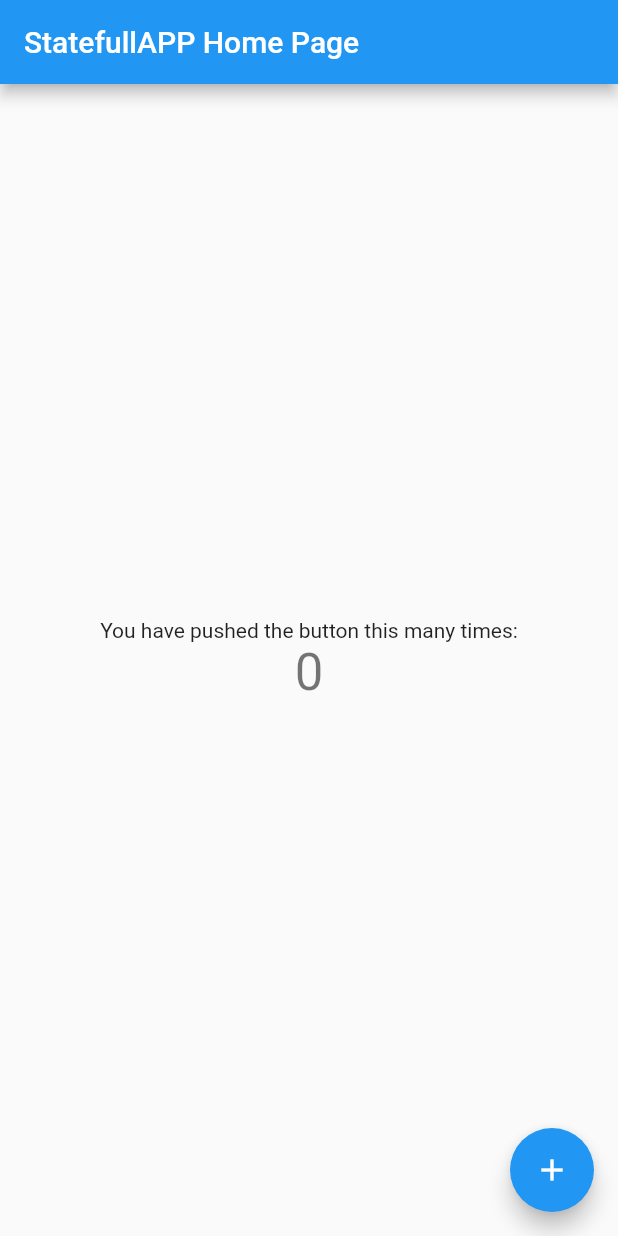
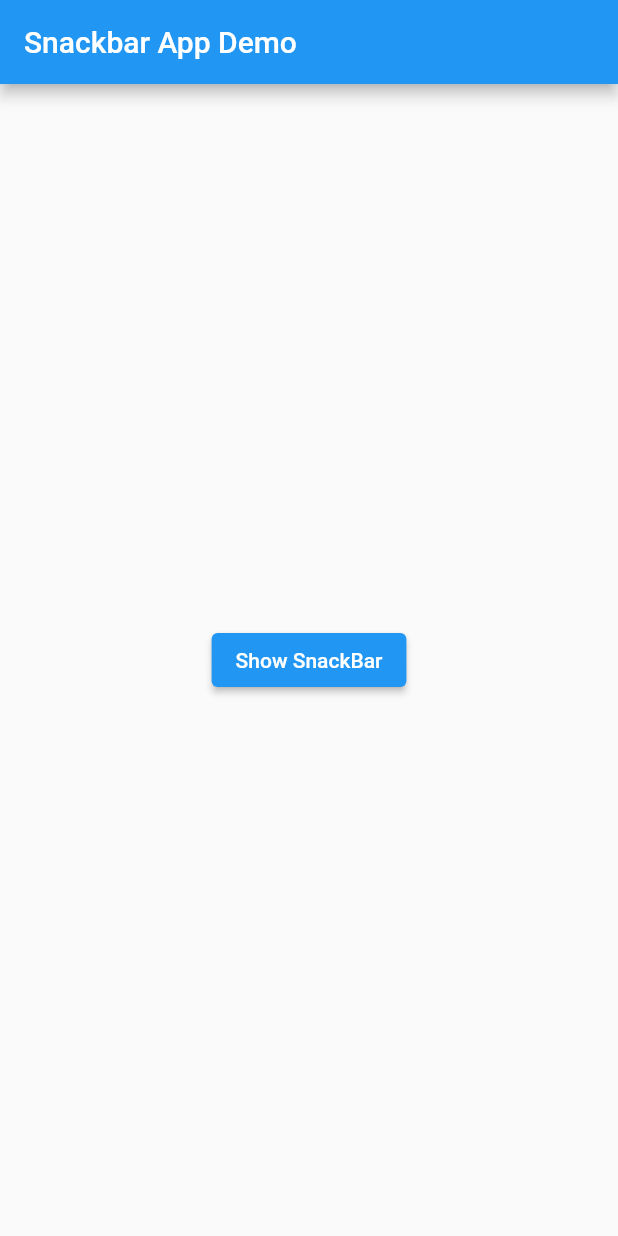
Before and after one commit to Mateo-Sanchez14/curso-flutter, a Flutter app: the screen it shows after launch, on a phone screen of 412 x 824 dp. Run offline on Flutter 3.47's test engine with Material 2 defaults, Android fonts, the phone set to English and light mode, and no system bars.

Commit message:
snackbar

```diff
--- a/lib/BLoC.txt
+++ /dev/null
@@ -1,27 +0,0 @@
-//Block pattern for state management in flutter using Streams
-
-/*
-BLoC (Business Logic Component) is a design pattern in Flutter that separates
-the business logic of an app from the user interface. It uses streams to communicate
-between the UI and the business logic, allowing for a clean separation of concerns
-and easier code maintenance. BLoC can be used in conjunction with the Provider
-package to manage the state of an app.
-
-The BLoC pattern is based on the principles of the unidirectional data flow architecture
-, which means that data flows in only one direction, from the source of truth (e.g. a repository)
-to the UI. The BLoC pattern uses streams to handle the flow of data and to react to user actions.
-
-In a Flutter app using the BLoC pattern, the UI listens to streams of data and events,
-and the BLoC responds to user actions by adding new data or events to the streams.
-The streams are managed by StreamControllers, which are part of the dart:async package.
-
-The UI can update its state based on the data that it receives from the streams and the BLoC
-can update the state of the app's data by adding new data to the streams.
-
-It's a good practice to use the Provider package to manage the state of the BLoC and make
-it available to the entire app. It's also a good practice to keep the BLoC as simple as possible,
-with minimal or no direct reference to the UI.
-
-Overall, BLoC pattern is a great way to manage state and handle user interactions in a Flutter app
- and it makes the code more maintainable and testable.
-*/
--- a/lib/control_contador.dart
+++ /dev/null
@@ -1,17 +0,0 @@
-import 'dart:async';
-
-class ControlContador {
-  final _streamController = StreamController<int>();
-
-  int _contador = 0;
-
-  Sink<int> get sink => _streamController.sink;
-  Stream<int> get stream => _streamController.stream;
-
-  void incrementar() {
-    _contador++;
-    sink.add(_contador);
-  }
-
-  dispose() => _streamController.close();
-}
--- a/lib/main.dart
+++ b/lib/main.dart
@@ -1,5 +1,4 @@
 import 'package:flutter/material.dart';
-import 'package:widgets_testing/control_contador.dart';
 
 void main() => runApp(const MyApp());
 
@@ -9,63 +8,49 @@ class MyApp extends StatelessWidget {
   @override
   Widget build(BuildContext context) {
     return MaterialApp(
-      title: 'StatefullAPP',
+      title: 'SnackApp',
       theme: ThemeData(
         primarySwatch: Colors.blue,
       ),
-      home: const MyHomePage(title: 'StatefullAPP Home Page'),
+      home: const MyHomePage(title: 'Snackbar App Demo'),
     );
   }
 }
 
 class MyHomePage extends StatefulWidget {
-  const MyHomePage({Key? key, required this.title}) : super(key: key);
+  const MyHomePage({super.key, required this.title});
 
-  final String title;
+  final String? title;
 
   @override
-  State createState() => _MyHomePageState();
+  State<MyHomePage> createState() => _MyHomePageState();
 }
 
 class _MyHomePageState extends State<MyHomePage> {
-  final ControlContador _controlContador = ControlContador();
-
   @override
   Widget build(BuildContext context) {
-    return StreamBuilder(
-        stream: _controlContador.stream,
-        initialData: 0,
-        builder: (context, snapshot) {
+    final _snackBar = SnackBar(
+      content: const Text('Yay! A SnackBar!'),
+      duration: const Duration(seconds: 5),
+      action: SnackBarAction(
+        label: 'Cerrar',
+        onPressed: () {
+          ScaffoldMessenger.of(context).hideCurrentSnackBar();
+        },
+      ),
+    );
     return Scaffold(
       appBar: AppBar(
-              title: Text(widget.title),
+        title: Text(widget.title!),
       ),
       body: Center(
-              child: Column(
-                mainAxisAlignment: MainAxisAlignment.center,
-                children: <Widget>[
-                  const Text(
-                    'You have pushed the button this many times:',
-                  ),
-                  Text(
-                    '${snapshot.data}',
-                    style: Theme.of(context).textTheme.headline4,
-                  ),
-                ],
+        child: ElevatedButton(
+          child: const Text('Show SnackBar'),
+          onPressed: () {
+            ScaffoldMessenger.of(context).showSnackBar(_snackBar);
+          },
         ),
       ),
-            floatingActionButton: FloatingActionButton(
-              onPressed: _controlContador.incrementar,
-              tooltip: 'Increment',
-              child: const Icon(Icons.add),
-            ),
     );
-        });
-  }
-
-  @override
-  void dispose() {
-    _controlContador.dispose();
-    super.dispose();
   }
 }
```
Lines whose indentation alone changed are shown as unchanged.
